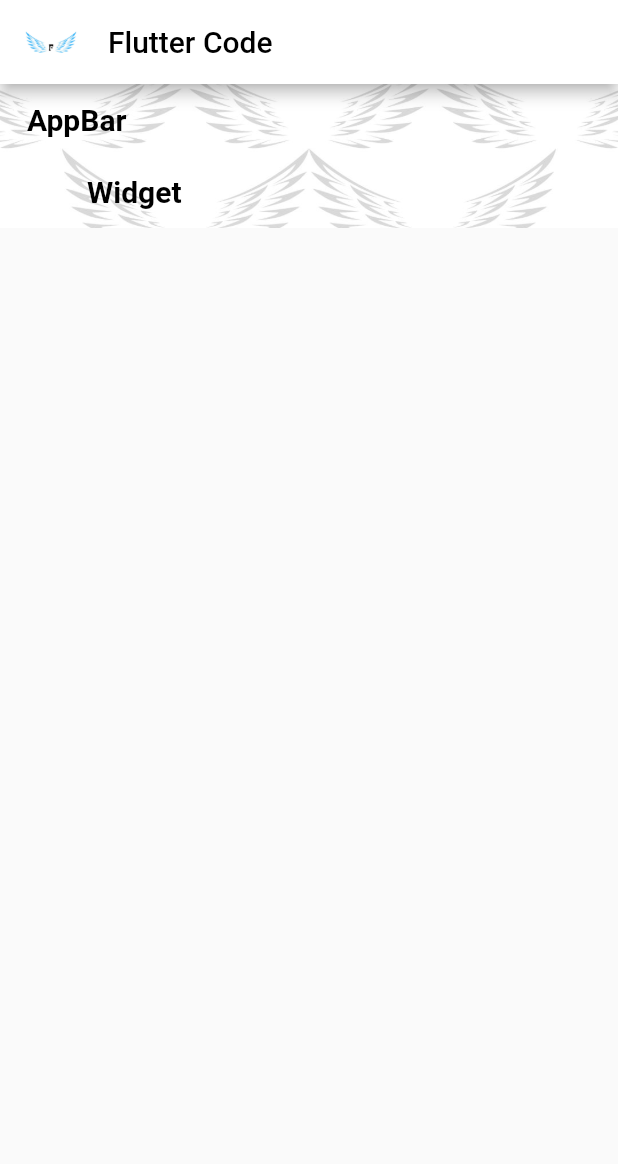
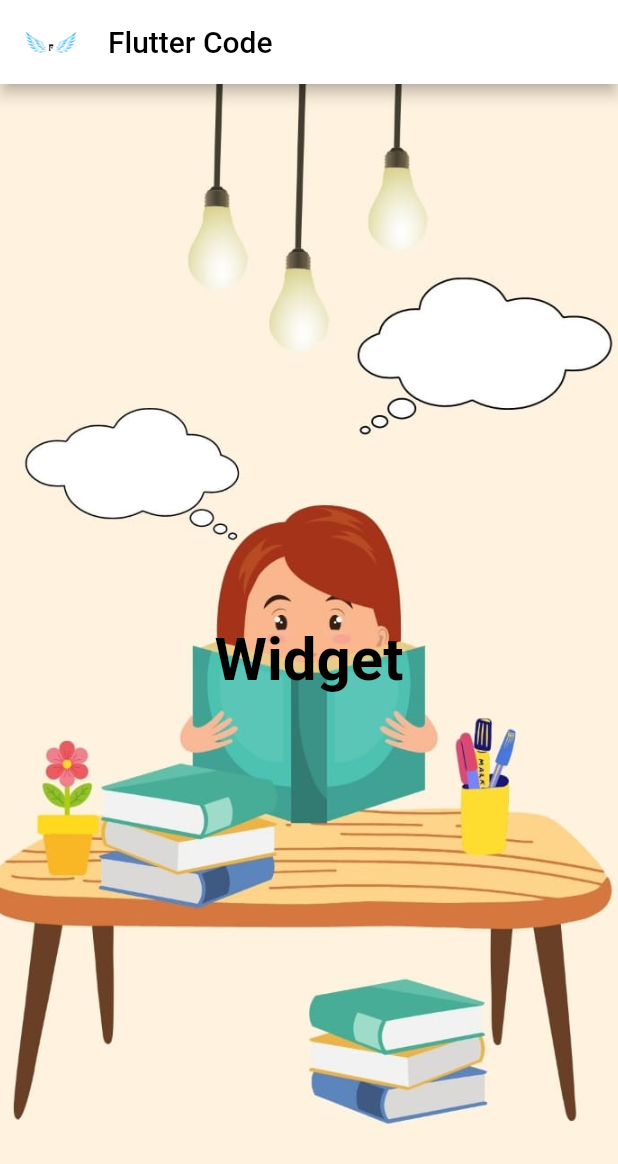
Before and after one commit to Abitha-Annadurai/Flutter_Widgets, a Flutter app: the screen it shows after launch, on a phone screen of 412 x 824 dp. Shown: the top 1164 px of the screen. Run offline on Flutter 3.47's test engine with Material 2 defaults, Android fonts, the phone set to English and light mode, and no system bars; our stand-ins replace cached_network_image, extended_image, fluttertoast, new_gradient_app_bar, transparent_image; missing offline and left inert: flutter_gradients.

Commit message:
Flutter widget code.

```diff
--- a/lib/main.dart
+++ b/lib/main.dart
@@ -40,45 +40,15 @@ class _HomePageState extends State<HomePage> {
       body: Container(
           decoration: BoxDecoration(
             image: DecorationImage(
-              image: AssetImage("assest/bg1.jpg"),
+              image: AssetImage("assest/bg6.jpg"),
               fit: BoxFit.cover,
             ),
           ),
-          child: SingleChildScrollView(
-            child: Column(
-              children: [
-               Column(
-                    children: [
-                      Container(
-                        padding: EdgeInsets.only(left: 10,),
-                        child: Row(
-                          children: [
-                            TextButton(onPressed: (){
-                              //Navigator.of(context).push(MaterialPageRoute(builder: (context) => AppbarList(),),);
-                            },
-                              child: Text('AppBar',
-                                style: TextStyle(color: Colors.black, fontSize: 20, fontWeight: FontWeight.bold),
-                              ),
-                            ),
-                          ],
-                        ),
-                      ),
-                      Container(
-                        padding: EdgeInsets.only(left: 50,),
-                        child: Row(
-                          children: [
-                            TextButton(onPressed: (){
-                              Navigator.of(context).push(MaterialPageRoute(builder: (context) => WidgetTypes(),),);
-                            },
-                              child: Text('Widget', style: TextStyle(color: Colors.black, fontSize: 20, fontWeight: FontWeight.bold),),
-                            ),
-                          ],
-                        ),
-                      ),
-
-                    ],
-                  ),
-              ],
+          child: Center(
+            child: TextButton(onPressed: (){
+              Navigator.of(context).push(MaterialPageRoute(builder: (context) => WidgetTypes(),),);
+              },
+              child: Text('Widget', style: TextStyle(color: Colors.black, fontSize: 40, fontWeight: FontWeight.bold),),
             ),
           ),
         ),
--- a/pubspec.yaml
+++ b/pubspec.yaml
@@ -74,6 +74,7 @@ flutter:
   # To add assets to your application, add an assets section, like this:
   assets:
     - assest/
+    - assest/bg6.jpg
 
   # assets:
   #   - images/a_dot_burr.jpeg
```
Also changed, not shown: assest/bg6.jpg (added).
